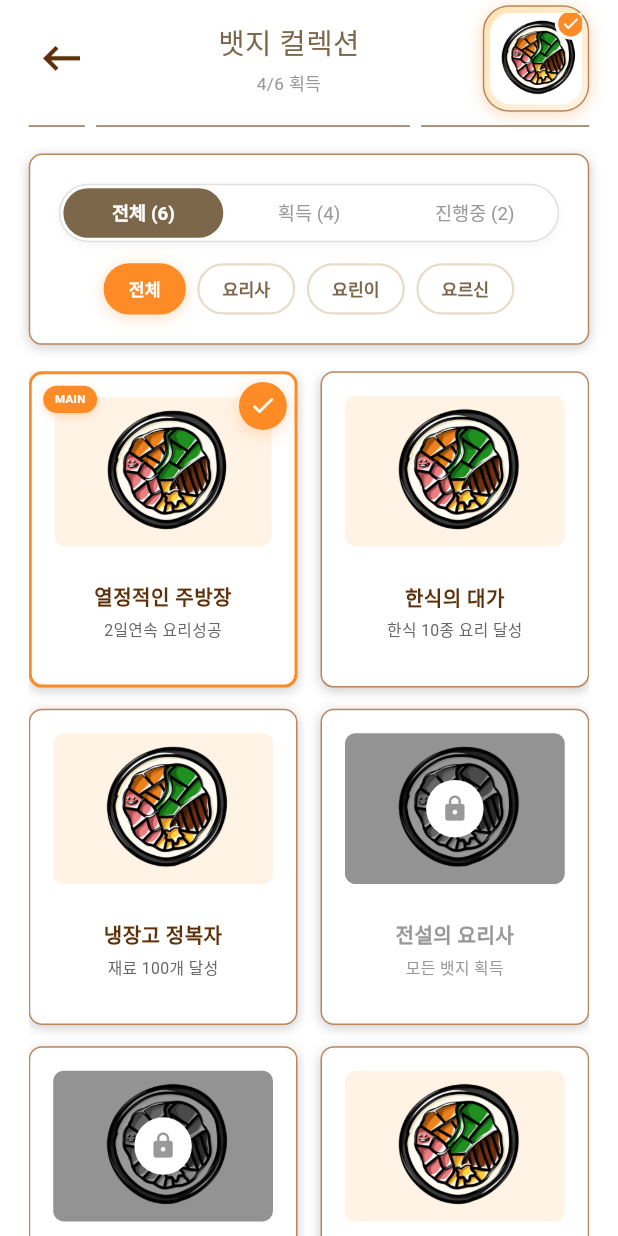
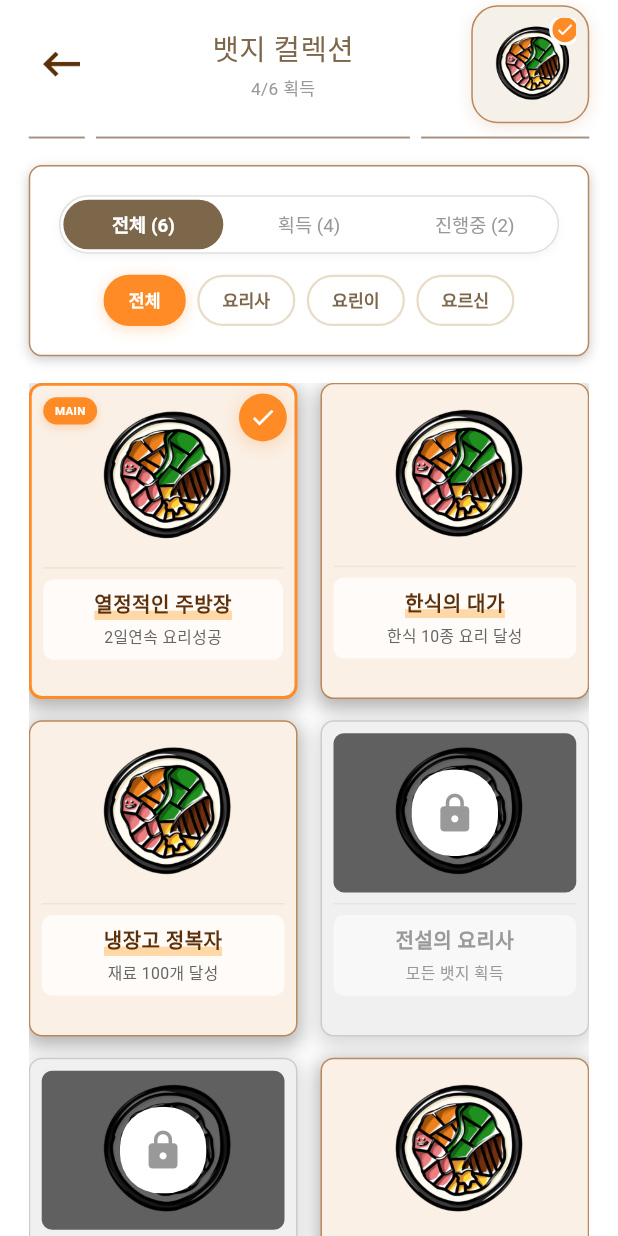
Before and after one commit to kara090813/recipe_inventory, a Flutter app: the BadgeCollectionScreen screen opened by its route, on a phone screen of 412 x 824 dp. Run offline on Flutter 3.47's test engine with Material 3 defaults, Android fonts, the phone set to English and light mode, and no system bars; our stand-ins replace app_links, audioplayers, auto_size_text, cached_network_image, camera, cloud_firestore and 21 more; missing offline and left inert: google_mlkit_text_recognition, korean_levenshtein; accounts and stored records are empty; generated files the repository leaves out were written again; network calls fail; Roboto replaces fonts that are missing (Mapo).

Commit message:
badge screen design complete

```diff
--- a/lib/screens/badgeCollection_screen.dart
+++ b/lib/screens/badgeCollection_screen.dart
@@ -292,20 +292,16 @@ class _BadgeCollectionScreenState extends State<BadgeCollectionScreen>
           ),
         ),
 
-        // 컴팩트한 메인 뱃지
+        // 단순화된 메인 뱃지
         Container(
-          padding: EdgeInsets.all(4.w),
+          padding: EdgeInsets.all(8.w),
           decoration: BoxDecoration(
-            gradient: LinearGradient(
-              colors: [Color(0xFFFFE4B5), Color(0xFFFFF3E6)],
-              begin: Alignment.topLeft,
-              end: Alignment.bottomRight,
-            ),
+            color: Color(0xFFF5F0E8),
             borderRadius: BorderRadius.circular(20.r),
             border: Border.all(color: Color(0xFFBB885E), width: 1),
             boxShadow: [
               BoxShadow(
-                color: Color(0xFFFF8B27).withOpacity(0.3),
+                color: Color(0xFFBB885E).withOpacity(0.2),
                 blurRadius: 8,
                 offset: Offset(0, 2),
               ),
@@ -317,7 +313,6 @@ class _BadgeCollectionScreenState extends State<BadgeCollectionScreen>
                 width: 64.w,
                 height: 64.w,
                 decoration: BoxDecoration(
-                  color: Colors.white,
                   borderRadius: BorderRadius.circular(16.r),
                 ),
                 child: mainBadge != null
@@ -562,18 +557,26 @@ class _BadgeCollectionScreenState extends State<BadgeCollectionScreen>
       child: AnimatedContainer(
         duration: Duration(milliseconds: 300),
         decoration: BoxDecoration(
-          color: Colors.white,
+          color: badge.isUnlocked
+              ? Color(0xFFFAF0E6) // 활성화된 뱃지 - 주황톤 베이지
+              : Color(0xFFF0F0F0), // 비활성화된 뱃지 - 회색톤
           borderRadius: BorderRadius.circular(10.r),
           border: Border.all(
-            color: badge.isSelected ? Color(0xFFFF8B27) : Color(0xFFBB885E),
+            color: badge.isSelected
+                ? Color(0xFFFF8B27)
+                : badge.isUnlocked
+                ? Color(0xFFBB885E)
+                : Color(0xFFCCCCCC), // 비활성화된 뱃지는 회색 보더
             width: badge.isSelected ? 2 : 1,
           ),
           boxShadow: [
             BoxShadow(
-              color: Colors.grey.withOpacity(0.5),
-              spreadRadius: 0,
-              blurRadius: 6,
-              offset: Offset(0, 2),
+              color: badge.isUnlocked
+                  ? Colors.grey.withOpacity(0.8)
+                  : Colors.grey.withOpacity(0.4), // 비활성화된 뱃지는 연한 섀도우
+              spreadRadius: 2,
+              blurRadius: 10,
+              offset: Offset(0, 4),
             ),
           ],
         ),
@@ -581,23 +584,17 @@ class _BadgeCollectionScreenState extends State<BadgeCollectionScreen>
           children: [
             // 메인 컨텐츠
             Padding(
-              padding: EdgeInsets.all(16.w),
+              padding: EdgeInsets.all(8.w), // 패딩 최소화
               child: Column(
                 children: [
-                  // 뱃지 이미지
-                  Expanded(
-                    flex: 3,
-                    child: Container(
+                  // 뱃지 이미지 (배경 제거, 크기 확대)
+                  Container(
                     width: double.infinity,
-                      decoration: BoxDecoration(
-                        borderRadius: BorderRadius.circular(8.r),
-                        color: badge.isUnlocked
-                            ? Color(0xFFFFF3E6)
-                            : Color(0xFFF5F5F5),
-                      ),
+                    height: 120.h, // 고정 높이 설정
                     child: Stack(
                       alignment: Alignment.center,
                       children: [
+                        // 뱃지 이미지 (더 큰 크기)
                         ClipRRect(
                           borderRadius: BorderRadius.circular(8.r),
                           child: Image.asset(
@@ -611,7 +608,7 @@ class _BadgeCollectionScreenState extends State<BadgeCollectionScreen>
                                 color: badge.isUnlocked
                                     ? Color(0xFFFF8B27)
                                     : Color(0xFF999999),
-                                  size: 48.w,
+                                size: 70.w, // 뱃지 크기 더 증가
                               );
                             },
                           ),
@@ -621,20 +618,20 @@ class _BadgeCollectionScreenState extends State<BadgeCollectionScreen>
                           Container(
                             decoration: BoxDecoration(
                               borderRadius: BorderRadius.circular(8.r),
-                                color: Colors.black.withOpacity(0.4),
+                              color: Colors.black.withOpacity(0.6),
                             ),
                             child: Center(
                               child: Container(
-                                  width: 40.w,
-                                  height: 40.w,
+                                width: 60.w,
+                                height: 60.w,
                                 decoration: BoxDecoration(
                                   color: Colors.white,
-                                    shape: BoxShape.circle,
+                                  borderRadius: BorderRadius.circular(30.r), // 원형 유지
                                 ),
                                 child: Icon(
                                   Icons.lock,
                                   color: Color(0xFF999999),
-                                    size: 20.w,
+                                  size: 30.w,
                                 ),
                               ),
                             ),
@@ -642,16 +639,46 @@ class _BadgeCollectionScreenState extends State<BadgeCollectionScreen>
                       ],
                     ),
                   ),
+
+                  SizedBox(height: 8.h), // 간격 줄임
+
+                  // 구분선 추가
+                  Container(
+                    width: double.infinity,
+                    height: 1,
+                    color: badge.isUnlocked
+                        ? Color(0xFFE8DCC8).withOpacity(0.6)
+                        : Color(0xFFDDDDDD).withOpacity(0.6),
                   ),
 
-                  SizedBox(height: 12.h),
+                  SizedBox(height: 8.h),
 
-                  // 뱃지 정보
-                  Expanded(
-                    flex: 2,
+                  // 뱃지 정보 배경
+                  Container(
+                    width: double.infinity,
+                    padding: EdgeInsets.symmetric(vertical: 8.h, horizontal: 4.w),
+                    decoration: BoxDecoration(
+                      color: badge.isUnlocked
+                          ? Colors.white.withOpacity(0.7)
+                          : Colors.white.withOpacity(0.5),
+                      borderRadius: BorderRadius.circular(8.r),
+                    ),
                     child: Column(
                       mainAxisAlignment: MainAxisAlignment.center,
                       children: [
+                        // 뱃지 이름에 하이라이트 효과 적용
+                        Stack(
+                          children: [
+                            if (badge.isUnlocked) // 활성화된 뱃지만 하이라이트
+                              Positioned(
+                                left: 0,
+                                right: 0,
+                                bottom: -1,
+                                child: Container(
+                                  height: 8.h,
+                                  color: Color(0xFFFFD8A8),
+                                ),
+                              ),
                             Text(
                               badge.name,
                               style: TextStyle(
@@ -665,6 +692,8 @@ class _BadgeCollectionScreenState extends State<BadgeCollectionScreen>
                               textAlign: TextAlign.center,
                               maxLines: 2,
                               overflow: TextOverflow.ellipsis,
+                            ),
+                          ],
                         ),
                         SizedBox(height: 4.h),
                         Text(
@@ -813,7 +842,7 @@ class _BadgeCollectionScreenState extends State<BadgeCollectionScreen>
 
                 SizedBox(height: 30.h),
 
-                // 뱃지 이름
+                // 뱃지 이름에 하이라이트 효과 적용
                 Container(
                   margin: EdgeInsets.symmetric(horizontal: 30.w),
                   padding: EdgeInsets.symmetric(horizontal: 20.w, vertical: 8.h),
@@ -821,7 +850,18 @@ class _BadgeCollectionScreenState extends State<BadgeCollectionScreen>
                     color: Color(0xFFFFE8CB),
                     borderRadius: BorderRadius.circular(20.r),
                   ),
-                  child: Text(
+                  child: Stack(
+                    children: [
+                      Positioned(
+                        left: 0,
+                        right: 0,
+                        bottom: -1,
+                        child: Container(
+                          height: 10.h,
+                          color: Color(0xFFFFD8A8),
+                        ),
+                      ),
+                      Text(
                         badge.name,
                         style: TextStyle(
                           fontSize: 18.sp,
@@ -830,6 +870,8 @@ class _BadgeCollectionScreenState extends State<BadgeCollectionScreen>
                           fontFamily: 'Mapo',
                         ),
                         textAlign: TextAlign.center,
+                      ),
+                    ],
                   ),
                 ),
 
```
Lines whose indentation alone changed are shown as unchanged.
